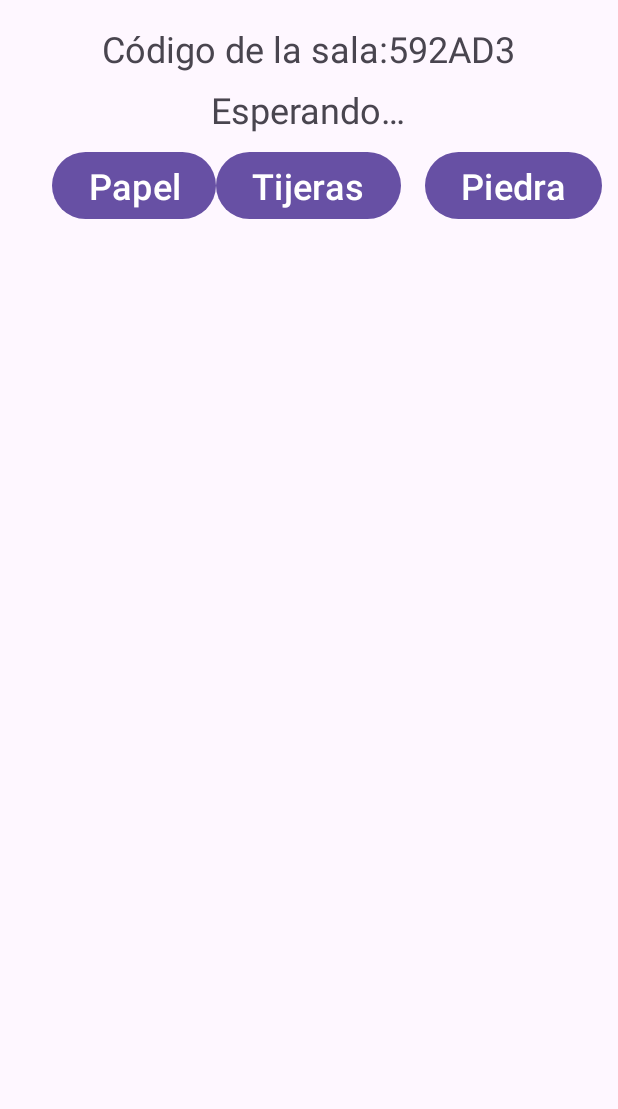
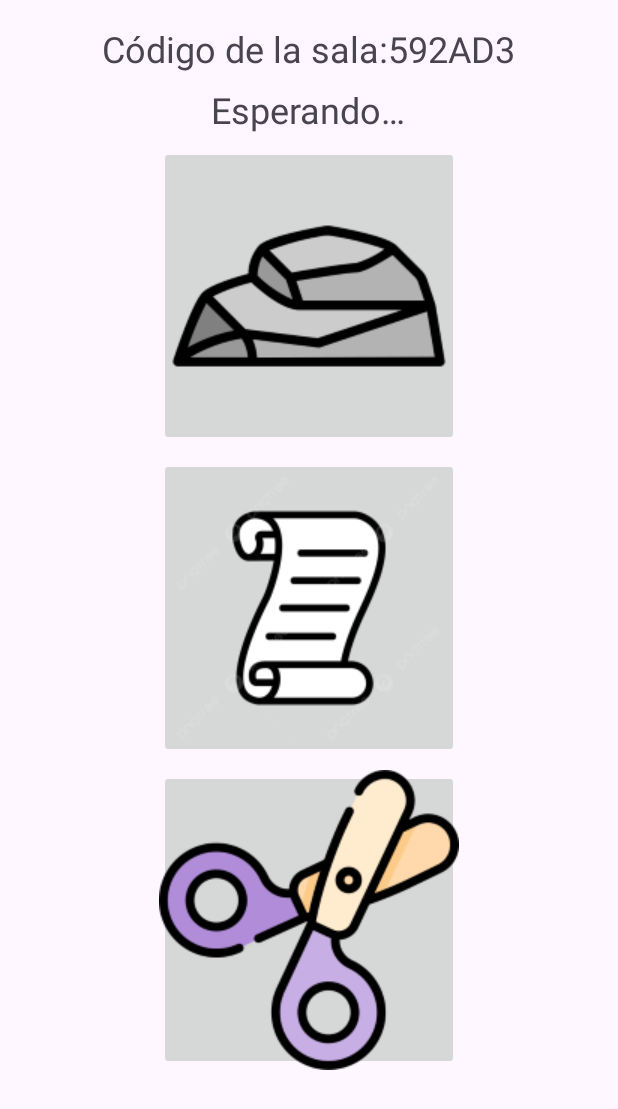
Before and after one commit to AnxoAbueloVeira/TT_PS, an Android app: the screen it shows after launch (RPSGameActivity), after a tap on "Crear Piedra, papel o tijeras", on a phone screen of 412 x 824 dp. Shown: the top 1109 px of the screen. Run offline under Robolectric (Android 15) with nearby library versions, the phone set to English and light mode, and no system bars; our stand-ins replace Firebase (no records; nobody signed in at launch, a user with empty details on screens opened directly).

Commit message:
Interfaz RPS + animaciones

```diff
--- a/TTPS/app/src/main/res/layout/activity_rps.xml
+++ b/TTPS/app/src/main/res/layout/activity_rps.xml
@@ -25,39 +25,62 @@
         android:textSize="24sp"
         android:layout_marginTop="8dp" />
 
-    <Button
+
+    <ImageButton
+        android:id="@+id/btn_rock"
+        android:layout_width="200dp"
+        android:layout_height="200dp"
+
+        android:layout_below="@id/tv_status"
+        android:layout_centerHorizontal="true"
+        android:layout_marginTop="8dp"
+        android:src="@drawable/piedra"
+        android:contentDescription="TODO" />
+
+    <ImageButton
         android:id="@+id/btn_paper"
+        android:layout_width="200dp"
+        android:layout_height="200dp"
+
+        android:layout_below="@id/btn_rock"
+        android:layout_centerHorizontal="true"
+        android:layout_marginTop="8dp"
+        android:src="@drawable/papel"
+        android:contentDescription="TODO" />
+
+    <ImageButton
+        android:id="@+id/btn_scissors"
+        android:layout_width="200dp"
+        android:layout_height="200dp"
+
+        android:layout_below="@id/btn_paper"
+        android:layout_centerHorizontal="true"
+        android:layout_marginTop="8dp"
+        android:src="@drawable/tijeras"
+        android:contentDescription="TODO" />
+
+
+    <TextView
+        android:id="@+id/tv_winner"
         android:layout_width="wrap_content"
         android:layout_height="wrap_content"
-        android:text="@string/Papel"
-        android:layout_toLeftOf="@+id/btn_scissors"
-        android:layout_below="@id/tv_status"
-        android:textSize="24sp"
-        android:layout_marginTop="8dp"
-        />
-    <Button
-        android:id="@+id/btn_rock"
+        android:text="@string/winner"
+        android:textSize="32sp"
+        android:textColor="@android:color/holo_green_dark"
+        android:visibility="gone"
+        android:layout_centerInParent="true"
+        android:gravity="center" />
+
+    <TextView
+        android:id="@+id/tv_loser"
         android:layout_width="wrap_content"
         android:layout_height="wrap_content"
-        android:text="@string/Piedra"
-        android:layout_below="@id/tv_status"
-        android:layout_toRightOf="@+id/btn_scissors"
-        android:textSize="24sp"
-        android:layout_marginLeft="8dp"
-        android:layout_marginTop="8dp"
-        />
-
-    <Button
-        android:id="@+id/btn_scissors"
-        android:layout_width="wrap_content"
-        android:layout_height="wrap_content"
-        android:text="@string/Tijeras"
-        android:layout_below="@id/tv_status"
-        android:layout_centerHorizontal="true"
-        android:textSize="24sp"
-        android:layout_marginTop="8dp"
-        android:layout_marginRight="8dp"
-        />
+        android:text="@string/Looser"
+        android:textSize="32sp"
+        android:textColor="@android:color/holo_red_dark"
+        android:visibility="gone"
+        android:layout_centerInParent="true"
+        android:gravity="center" />
 
 
 
--- a/TTPS/app/src/main/res/values/strings.xml
+++ b/TTPS/app/src/main/res/values/strings.xml
@@ -7,6 +7,7 @@
     <string name="cod_sala">Código de la sala: </string>
     <string name="turno">"Turno: "</string>
     <string name="winner">¡Ganador!</string>
+    <string name="draw">Empate</string>
     <string name="Looser">¡Perdedor!</string>
     <string name="Esperando">Esperando…</string>
     <string name="Piedra">Piedra</string>
```
Also changed, not shown: TTPS/app/src/main/java/es/udc/psi/ttps/RPSGameActivity.java (+36 -2 lines), TTPS/app/src/main/res/drawable/papel.png (added), TTPS/app/src/main/res/drawable/piedra.png (added), TTPS/app/src/main/res/drawable/tijeras.png (added), 1 other file.
